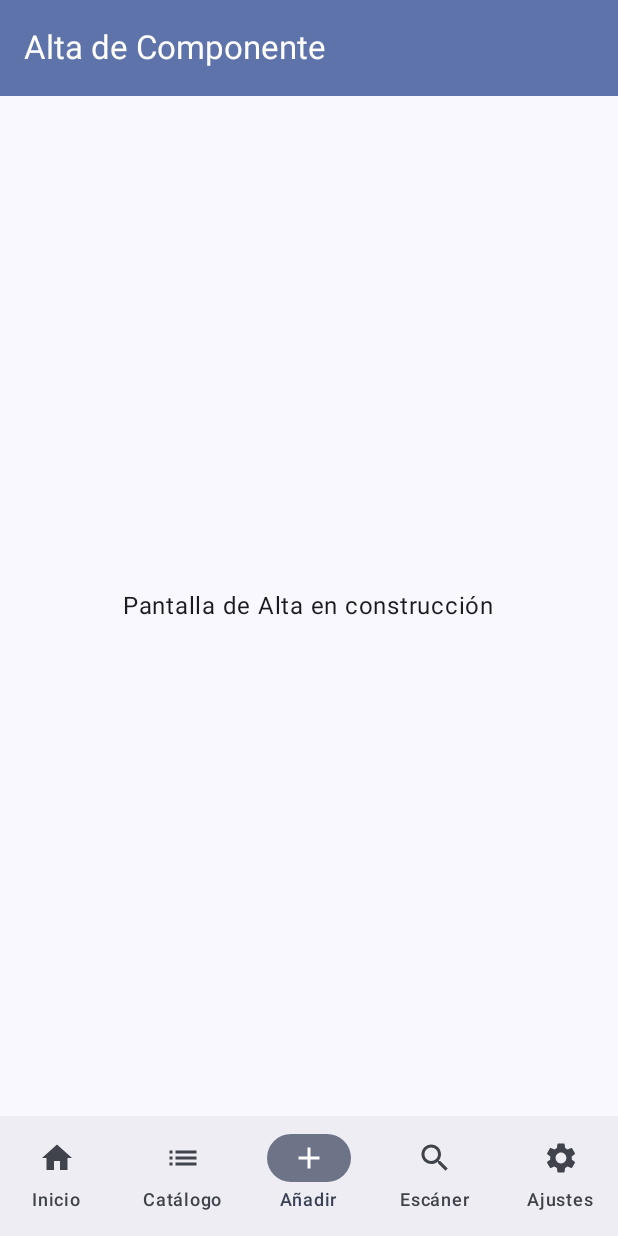
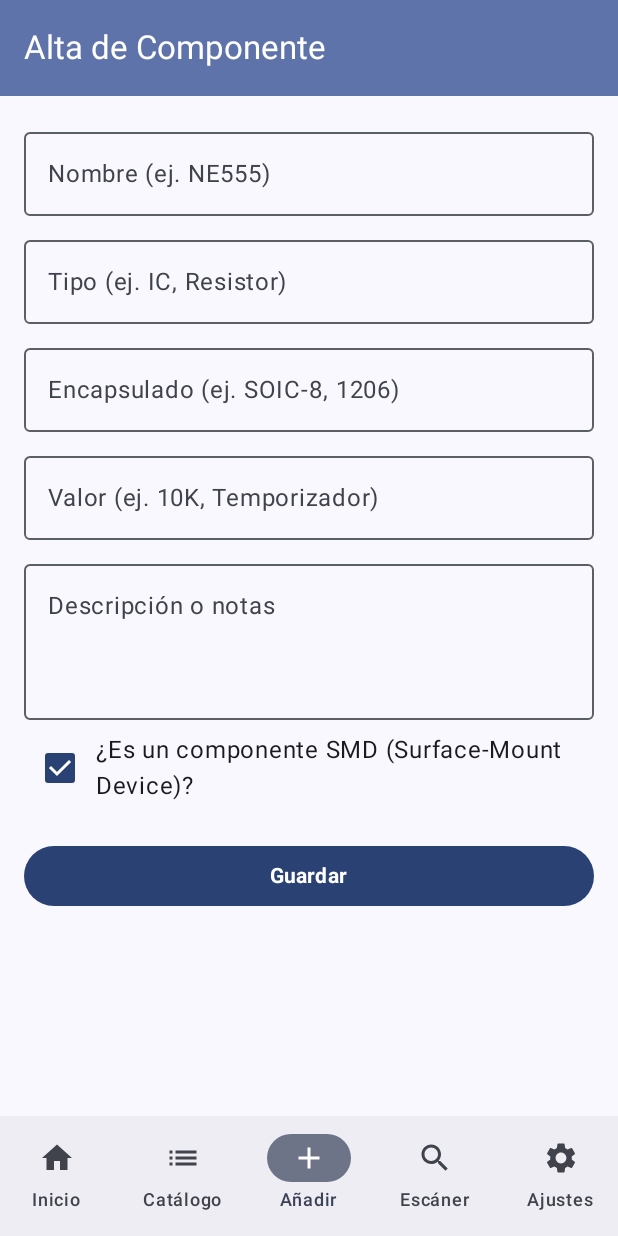
Before and after one commit to JeremiGP/InspectorComponentes-PGL, an Android app built with Jetpack Compose: the FormularioComponenteScreen screen opened through its navigation route, on a phone screen of 412 x 824 dp. Run offline under Robolectric (Android 15) with nearby library versions, the phone set to English and light mode, and no system bars.

Commit message:
Fase 5: implementar formulario de alta y pantalla Maestro-Detalle

```diff
--- a/app/src/main/java/com/example/inspectorcomponentes/MainActivity.kt
+++ b/app/src/main/java/com/example/inspectorcomponentes/MainActivity.kt
@@ -9,6 +9,8 @@ import com.example.inspectorcomponentes.ui.AppInspectorMainScreen
 import com.example.inspectorcomponentes.ui.theme.InspectorComponentesTheme
 import com.example.inspectorcomponentes.ui.viewmodel.ComponenteViewModel
 import com.example.inspectorcomponentes.ui.viewmodel.ComponenteViewModelFactory
+import com.example.inspectorcomponentes.ui.viewmodel.DetalleComponenteViewModel
+import com.example.inspectorcomponentes.ui.viewmodel.DetalleComponenteViewModelFactory
 
 class MainActivity : ComponentActivity() {
 
@@ -16,12 +18,19 @@ class MainActivity : ComponentActivity() {
         ComponenteViewModelFactory((application as InspectorApplication).repository)
     }
 
+    private val detalleViewModel: DetalleComponenteViewModel by viewModels {
+        DetalleComponenteViewModelFactory((application as InspectorApplication).repository)
+    }
+
     override fun onCreate(savedInstanceState: Bundle?) {
         super.onCreate(savedInstanceState)
         enableEdgeToEdge()
         setContent {
             InspectorComponentesTheme {
-                AppInspectorMainScreen(viewModel = viewModel)
+                AppInspectorMainScreen(
+                    viewModel = viewModel,
+                    detalleViewModel = detalleViewModel
+                )
             }
         }
     }
--- a/app/src/main/java/com/example/inspectorcomponentes/ui/AppInspectorMainScreen.kt
+++ b/app/src/main/java/com/example/inspectorcomponentes/ui/AppInspectorMainScreen.kt
@@ -37,12 +37,18 @@ import androidx.navigation.navArgument
 import com.example.inspectorcomponentes.R
 import com.example.inspectorcomponentes.ui.navigation.Ruta
 import com.example.inspectorcomponentes.ui.screen.CatalogoScreen
+import com.example.inspectorcomponentes.ui.screen.DetalleComponenteScreen
+import com.example.inspectorcomponentes.ui.screen.FormularioComponenteScreen
 import com.example.inspectorcomponentes.ui.screen.InicioScreen
 import com.example.inspectorcomponentes.ui.viewmodel.ComponenteViewModel
+import com.example.inspectorcomponentes.ui.viewmodel.DetalleComponenteViewModel
 
 @OptIn(ExperimentalMaterial3Api::class)
 @Composable
-fun AppInspectorMainScreen(viewModel: ComponenteViewModel) {
+fun AppInspectorMainScreen(
+    viewModel: ComponenteViewModel,
+    detalleViewModel: DetalleComponenteViewModel
+) {
     val navController = rememberNavController()
     val navBackStackEntry by navController.currentBackStackEntryAsState()
     val currentDestination = navBackStackEntry?.destination
@@ -145,7 +151,10 @@ fun AppInspectorMainScreen(viewModel: ComponenteViewModel) {
                 )
             }
             composable(Ruta.Formulario.route) {
-                PlaceholderScreen(stringResource(id = R.string.placeholder_nuevo))
+                FormularioComponenteScreen(
+                    viewModel = viewModel,
+                    onNavigateBack = { navController.popBackStack() }
+                )
             }
             composable(Ruta.Escaner.route) {
                 PlaceholderScreen(stringResource(id = R.string.placeholder_escaner))
@@ -158,7 +167,11 @@ fun AppInspectorMainScreen(viewModel: ComponenteViewModel) {
                 arguments = listOf(navArgument("componenteId") { type = NavType.IntType })
             ) { backStackEntry ->
                 val id = backStackEntry.arguments?.getInt("componenteId") ?: 0
-                PlaceholderScreen(stringResource(id = R.string.placeholder_detalle, id))
+                DetalleComponenteScreen(
+                    idComponente = id,
+                    viewModel = detalleViewModel,
+                    onNavigateBack = { navController.popBackStack() }
+                )
             }
         }
     }
--- /dev/null
+++ b/app/src/main/java/com/example/inspectorcomponentes/ui/screen/FormularioComponenteScreen.kt
@@ -0,0 +1,142 @@
+package com.example.inspectorcomponentes.ui.screen
+
+import androidx.compose.foundation.layout.Column
+import androidx.compose.foundation.layout.Row
+import androidx.compose.foundation.layout.Spacer
+import androidx.compose.foundation.layout.fillMaxSize
+import androidx.compose.foundation.layout.fillMaxWidth
+import androidx.compose.foundation.layout.height
+import androidx.compose.foundation.layout.padding
+import androidx.compose.foundation.rememberScrollState
+import androidx.compose.foundation.verticalScroll
+import androidx.compose.material3.Button
+import androidx.compose.material3.Checkbox
+import androidx.compose.material3.MaterialTheme
+import androidx.compose.material3.OutlinedTextField
+import androidx.compose.material3.Text
+import androidx.compose.runtime.Composable
+import androidx.compose.runtime.getValue
+import androidx.compose.runtime.mutableStateOf
+import androidx.compose.runtime.remember
+import androidx.compose.runtime.setValue
+import androidx.compose.ui.Alignment
+import androidx.compose.ui.Modifier
+import androidx.compose.ui.res.stringResource
+import androidx.compose.ui.text.font.FontWeight
+import androidx.compose.ui.unit.dp
+import com.example.inspectorcomponentes.R
+import com.example.inspectorcomponentes.data.local.entity.ComponenteEntity
+import com.example.inspectorcomponentes.ui.viewmodel.ComponenteViewModel
+
+@Composable
+fun FormularioComponenteScreen(
+    viewModel: ComponenteViewModel,
+    onNavigateBack: () -> Unit
+) {
+    var nombre by remember { mutableStateOf("") }
+    var tipo by remember { mutableStateOf("") }
+    var encapsulado by remember { mutableStateOf("") }
+    var valor by remember { mutableStateOf("") }
+    var descripcion by remember { mutableStateOf("") }
+    var esSmd by remember { mutableStateOf(true) }
+
+    var errorMensaje by remember { mutableStateOf("") }
+
+    Column(
+        modifier = Modifier
+            .fillMaxSize()
+            .padding(16.dp)
+            .verticalScroll(rememberScrollState())
+    ) {
+        if (errorMensaje.isNotBlank()) {
+            Text(
+                text = errorMensaje,
+                color = MaterialTheme.colorScheme.error,
+                modifier = Modifier.padding(bottom = 8.dp)
+            )
+        }
+
+        OutlinedTextField(
+            value = nombre,
+            onValueChange = { nombre = it },
+            label = { Text("Nombre (ej. NE555)") },
+            modifier = Modifier.fillMaxWidth(),
+            singleLine = true
+        )
+        Spacer(modifier = Modifier.height(8.dp))
+
+        OutlinedTextField(
+            value = tipo,
+            onValueChange = { tipo = it },
+            label = { Text("Tipo (ej. IC, Resistor)") },
+            modifier = Modifier.fillMaxWidth(),
+            singleLine = true
+        )
+        Spacer(modifier = Modifier.height(8.dp))
+
+        OutlinedTextField(
+            value = encapsulado,
+            onValueChange = { encapsulado = it },
+            label = { Text("Encapsulado (ej. SOIC-8, 1206)") },
+            modifier = Modifier.fillMaxWidth(),
+            singleLine = true
+        )
+        Spacer(modifier = Modifier.height(8.dp))
+
+        OutlinedTextField(
+            value = valor,
+            onValueChange = { valor = it },
+            label = { Text("Valor (ej. 10K, Temporizador)") },
+            modifier = Modifier.fillMaxWidth(),
+            singleLine = true
+        )
+        Spacer(modifier = Modifier.height(8.dp))
+
+        OutlinedTextField(
+            value = descripcion,
+            onValueChange = { descripcion = it },
+            label = { Text("Descripción o notas") },
+            modifier = Modifier.fillMaxWidth(),
+            minLines = 3
+        )
+        Spacer(modifier = Modifier.height(8.dp))
+
+        Row(
+            verticalAlignment = Alignment.CenterVertically,
+            modifier = Modifier.fillMaxWidth()
+        ) {
+            Checkbox(
+                checked = esSmd,
+                onCheckedChange = { esSmd = it }
+            )
+            Text(text = "¿Es un componente SMD (Surface-Mount Device)?")
+        }
+
+        Spacer(modifier = Modifier.height(24.dp))
+
+        Button(
+            onClick = {
+                if (nombre.isBlank() || tipo.isBlank()) {
+                    errorMensaje = "El nombre y el tipo son obligatorios"
+                } else {
+                    val nuevoComponente = ComponenteEntity(
+                        nombre = nombre,
+                        tipo = tipo,
+                        encapsulado = encapsulado,
+                        valor = valor,
+                        descripcion = descripcion,
+                        esSmd = esSmd
+                    )
+                    viewModel.agregarComponente(nuevoComponente)
+                    onNavigateBack()
+                }
+            },
+            modifier = Modifier.fillMaxWidth()
+        ) {
+            Text(
+                text = stringResource(id = R.string.btn_guardar),
+                fontWeight = FontWeight.Bold
+            )
+        }
+    }
+}
```
Also changed, not shown: app/src/main/java/com/example/inspectorcomponentes/ui/screen/DetalleComponenteScreen.kt (added, +138 -0 lines).
